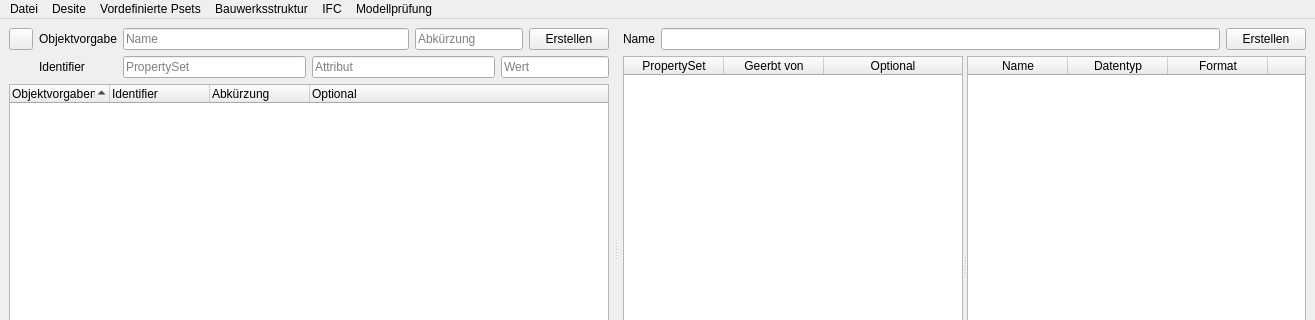
c-mellueh/SOM-Toolkit, file som_gui/qt_designs/MainWindow.ui: the form before one commit; both pictures show x 0 to 1315 and y 0 to 320 of the 1315 by 503 pixel window.
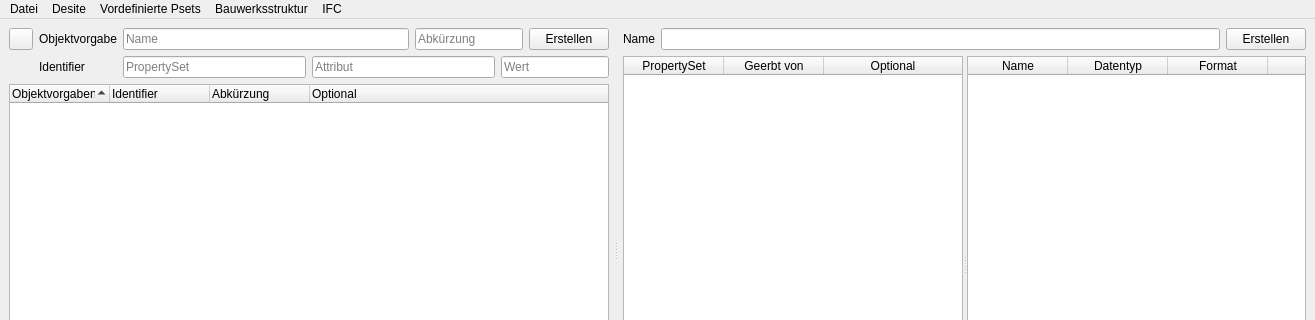
The form after the commit.

```diff
--- a/som_gui/qt_designs/MainWindow.ui
+++ b/som_gui/qt_designs/MainWindow.ui
@@ -484,20 +484,11 @@
     <addaction name="action_create_groups"/>
     <addaction name="action_model_control"/>
    </widget>
-   <widget class="QMenu" name="menu_modelcheck">
-    <property name="title">
-     <string>Modellprüfung</string>
-    </property>
-    <addaction name="action_desite_js"/>
-    <addaction name="action_desite_csv"/>
-    <addaction name="action_bim_collab"/>
-   </widget>
    <addaction name="menuFile"/>
    <addaction name="menuDesite"/>
    <addaction name="menuPredefined_Psets"/>
    <addaction name="menuShow_Graphs"/>
    <addaction name="menu_ifc"/>
-   <addaction name="menu_modelcheck"/>
   </widget>
   <widget class="QStatusBar" name="statusbar"/>
   <action name="action_file_new">
```
